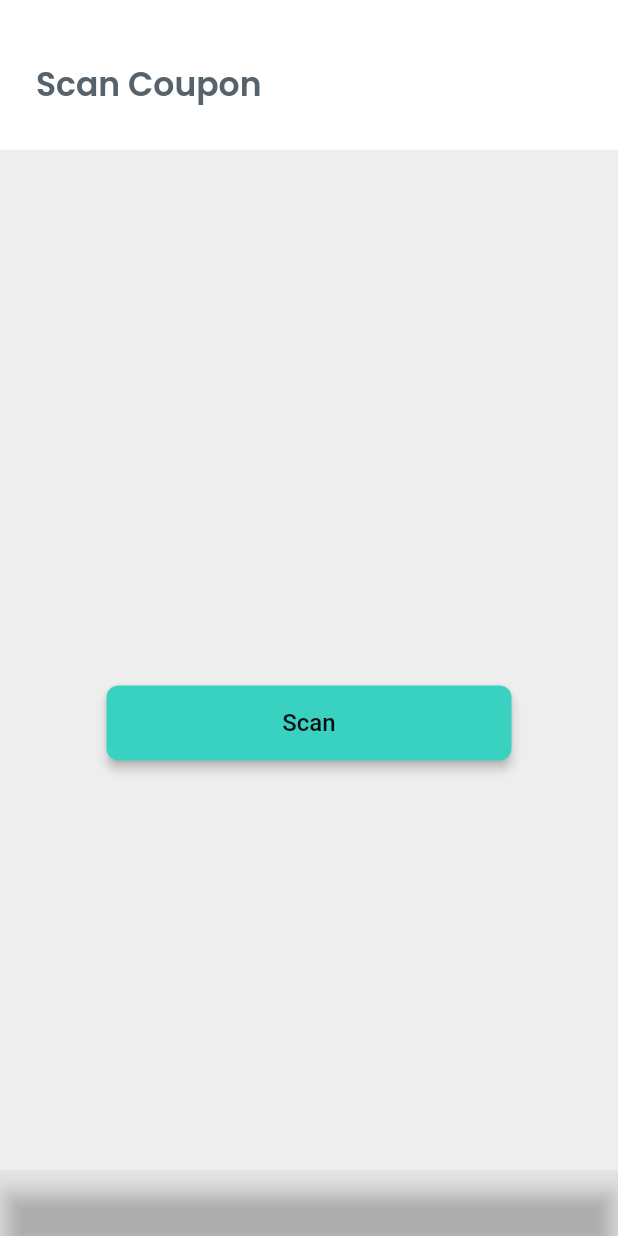
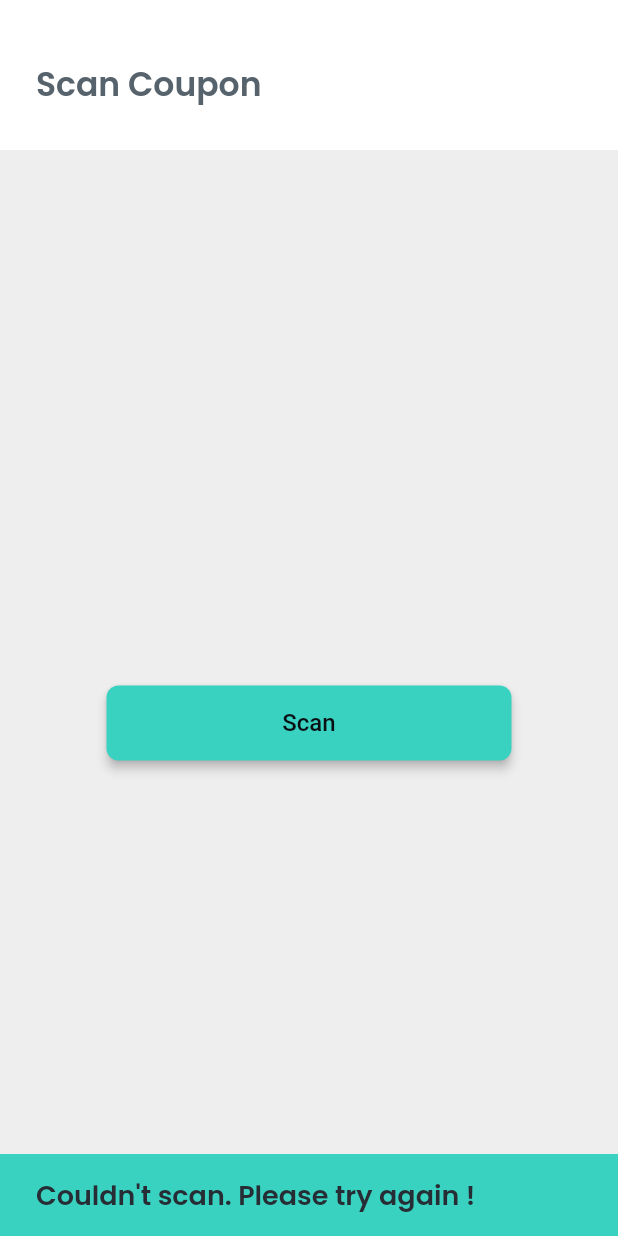
Before and after one commit to nrhdasa/flutterflow_hkmj, a Flutter app: the ScanCouponWidget screen opened directly, after a tap on "Scan", on a phone screen of 412 x 824 dp. Run offline on Flutter 3.47's test engine with Material 2 defaults, Android fonts, the phone set to English and light mode, and no system bars; drawn by our look-alikes of auto_size_text; our stand-ins replace easy_debounce, equatable, firebase_auth, firebase_core, flutter_datetime_picker, flutter_spinkit and 10 more; missing offline and left inert: flutter_barcode_scanner, json_path; accounts and stored records are empty; Roboto replaces fonts that are missing (Lexend Deca).

Commit message:
Updating to latest FlutterFlow output.

```diff
--- a/lib/scan_coupon/scan_coupon_widget.dart
+++ b/lib/scan_coupon/scan_coupon_widget.dart
@@ -3,6 +3,7 @@ import '../flutter_flow/flutter_flow_animations.dart';
 import '../flutter_flow/flutter_flow_theme.dart';
 import '../flutter_flow/flutter_flow_util.dart';
 import '../flutter_flow/flutter_flow_widgets.dart';
+import '../scanned_coupon_details/scanned_coupon_details_widget.dart';
 import '../success_scan/success_scan_widget.dart';
 import '../flutter_flow/custom_functions.dart' as functions;
 import 'package:flutter/material.dart';
@@ -98,16 +99,36 @@ class _ScanCouponWidgetState extends State<ScanCouponWidget>
                         ScanMode.QR,
                       );
 
+                      if ((couponid != null) && (couponid != '')) {
+                        await Navigator.push(
+                          context,
+                          PageTransition(
+                            type: PageTransitionType.rightToLeft,
+                            duration: Duration(milliseconds: 300),
+                            reverseDuration: Duration(milliseconds: 300),
+                            child: ScannedCouponDetailsWidget(
+                              couponid: couponid,
+                            ),
+                          ),
+                        );
+                      } else {
                         ScaffoldMessenger.of(context).showSnackBar(
                           SnackBar(
                             content: Text(
-                            couponid,
-                            style: TextStyle(),
+                              'Couldn\'t scan. Please try again !',
+                              style: FlutterFlowTheme.of(context)
+                                  .subtitle1
+                                  .override(
+                                    fontFamily: 'Poppins',
+                                    color: FlutterFlowTheme.of(context).gray600,
+                                  ),
                             ),
                             duration: Duration(milliseconds: 4000),
-                          backgroundColor: Color(0x00000000),
+                            backgroundColor:
+                                FlutterFlowTheme.of(context).secondaryColor,
                           ),
                         );
+                      }
 
                       setState(() {});
                     },
```
Also changed, not shown: lib/scanned_coupon_details/scanned_coupon_details_widget.dart (+84 -9 lines). Lines whose indentation alone changed are shown as unchanged.
